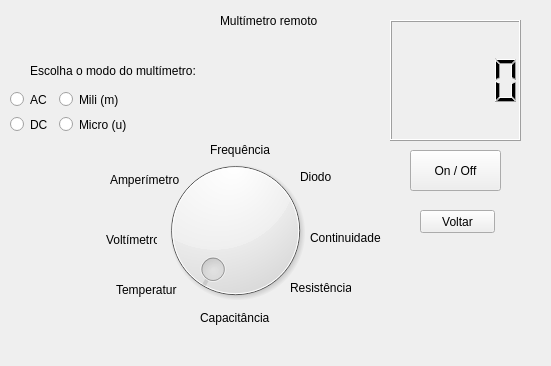
Qt form Esboco/multiemetro.ui (ProgramacaoEE2018/zimmermann_multimetro_bt) before a commit.
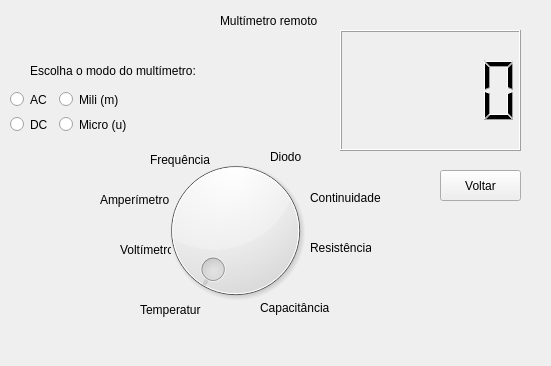
The same form after that commit.

The edit to the form file:
```diff
--- a/Esboco/multiemetro.ui
+++ b/Esboco/multiemetro.ui
@@ -16,9 +16,9 @@
   <widget class="QLCDNumber" name="lcdNumber">
    <property name="geometry">
     <rect>
-     <x>390</x>
-     <y>20</y>
-     <width>131</width>
+     <x>340</x>
+     <y>30</y>
+     <width>181</width>
      <height>121</height>
     </rect>
    </property>
@@ -36,26 +36,13 @@
     <string>Escolha o modo do multímetro:</string>
    </property>
   </widget>
-  <widget class="QPushButton" name="OnOff">
-   <property name="geometry">
-    <rect>
-     <x>410</x>
-     <y>150</y>
-     <width>91</width>
-     <height>41</height>
-    </rect>
-   </property>
-   <property name="text">
-    <string>On / Off</string>
-   </property>
-  </widget>
   <widget class="QPushButton" name="Voltar">
    <property name="geometry">
     <rect>
-     <x>420</x>
-     <y>210</y>
-     <width>75</width>
-     <height>23</height>
+     <x>440</x>
+     <y>170</y>
+     <width>81</width>
+     <height>31</height>
     </rect>
    </property>
    <property name="text">
@@ -88,8 +75,8 @@
   <widget class="QLabel" name="label_3">
    <property name="geometry">
     <rect>
-     <x>106</x>
-     <y>230</y>
+     <x>120</x>
+     <y>240</y>
      <width>51</width>
      <height>20</height>
     </rect>
@@ -102,7 +89,7 @@
    <property name="geometry">
     <rect>
      <x>310</x>
-     <y>230</y>
+     <y>190</y>
      <width>71</width>
      <height>16</height>
     </rect>
@@ -114,8 +101,8 @@
   <widget class="QLabel" name="label_5">
    <property name="geometry">
     <rect>
-     <x>210</x>
-     <y>140</y>
+     <x>150</x>
+     <y>150</y>
      <width>71</width>
      <height>20</height>
     </rect>
@@ -127,8 +114,8 @@
   <widget class="QLabel" name="label_6">
    <property name="geometry">
     <rect>
-     <x>200</x>
-     <y>310</y>
+     <x>260</x>
+     <y>300</y>
      <width>71</width>
      <height>16</height>
     </rect>
@@ -140,8 +127,8 @@
   <widget class="QLabel" name="label_7">
    <property name="geometry">
     <rect>
-     <x>110</x>
-     <y>170</y>
+     <x>100</x>
+     <y>190</y>
      <width>71</width>
      <height>20</height>
     </rect>
@@ -153,8 +140,8 @@
   <widget class="QLabel" name="label_8">
    <property name="geometry">
     <rect>
-     <x>300</x>
-     <y>170</y>
+     <x>270</x>
+     <y>150</y>
      <width>47</width>
      <height>13</height>
     </rect>
@@ -166,8 +153,8 @@
   <widget class="QLabel" name="label_9">
    <property name="geometry">
     <rect>
-     <x>116</x>
-     <y>280</y>
+     <x>140</x>
+     <y>300</y>
      <width>61</width>
      <height>20</height>
     </rect>
@@ -179,8 +166,8 @@
   <widget class="QLabel" name="label_10">
    <property name="geometry">
     <rect>
-     <x>290</x>
-     <y>280</y>
+     <x>310</x>
+     <y>240</y>
      <width>61</width>
      <height>16</height>
     </rect>
```
Left out of the diff: 20 changed lines with no effect on the pictures.
